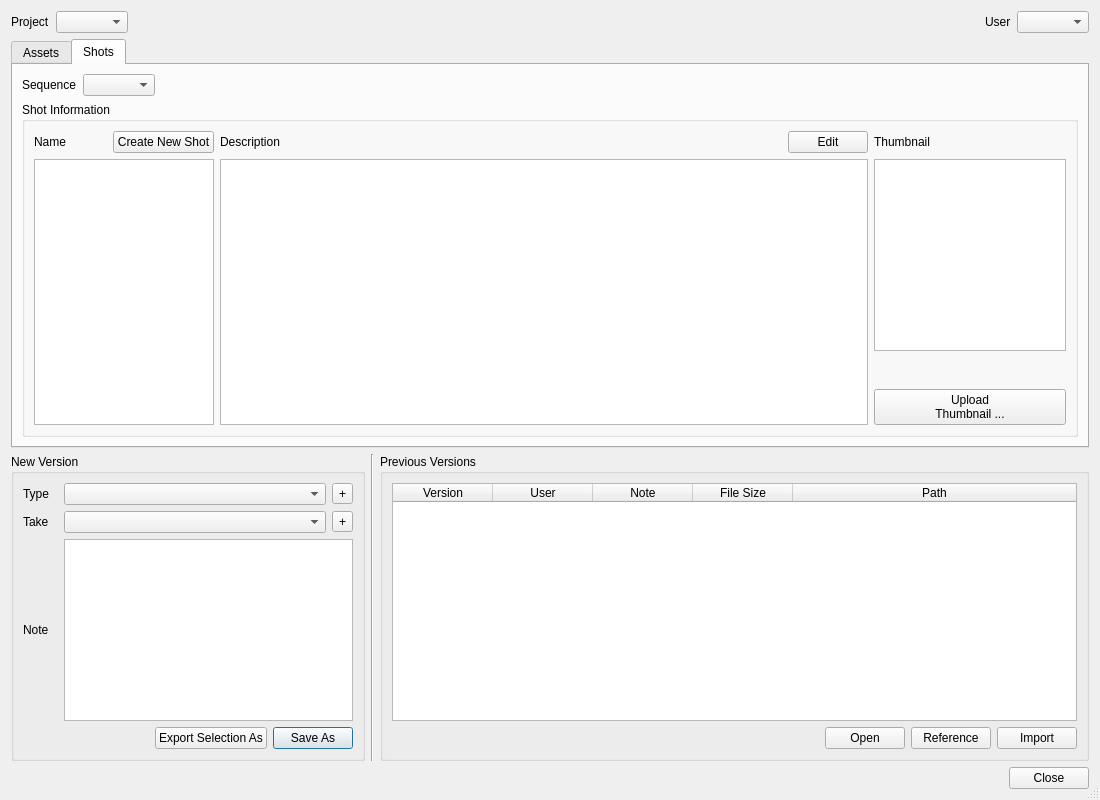
code-google-com/oyprojectmanager, file oyProjectManager/ui/version_creator.ui: the form before one commit.
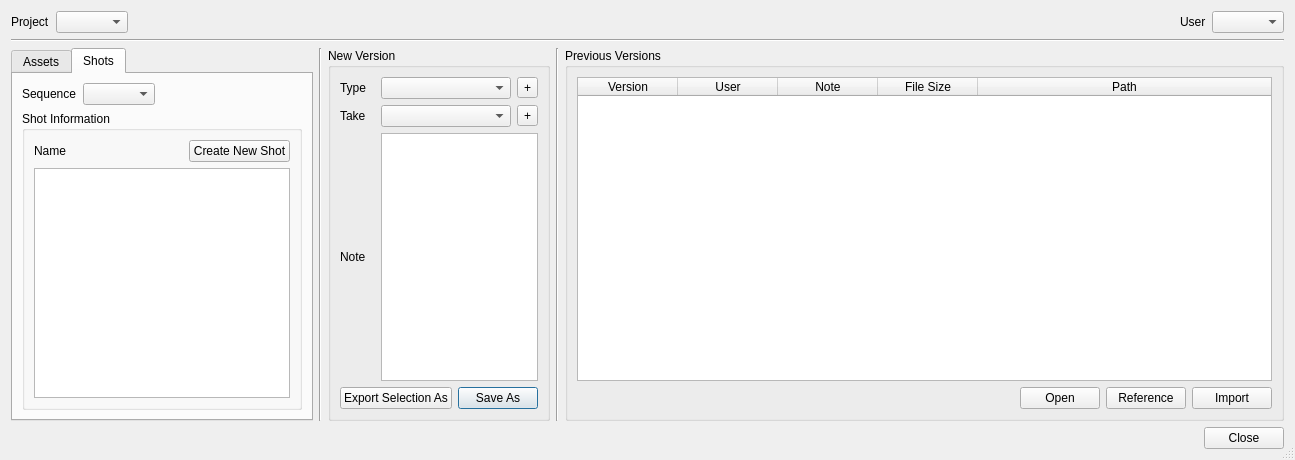
The form after the commit. The open tabs and pages were chosen to show the change.

Commit message: changed the version_creator ui a little bit

```diff
--- a/oyProjectManager/ui/version_creator.ui
+++ b/oyProjectManager/ui/version_creator.ui
@@ -9,8 +9,8 @@
    <rect>
     <x>0</x>
     <y>0</y>
-    <width>1100</width>
-    <height>800</height>
+    <width>1295</width>
+    <height>460</height>
    </rect>
   </property>
   <property name="sizePolicy">
@@ -45,7 +45,7 @@
        <number>0</number>
       </property>
       <item>
-       <layout class="QHBoxLayout" name="horizontalLayout_11" stretch="0,0,1,0,0">
+       <layout class="QHBoxLayout" name="horizontalLayout_11">
         <item>
          <widget class="QLabel" name="projects_label">
           <property name="text">
@@ -82,6 +82,15 @@
        </layout>
       </item>
       <item>
+       <widget class="Line" name="line_3">
+        <property name="orientation">
+         <enum>Qt::Horizontal</enum>
+        </property>
+       </widget>
+      </item>
+      <item>
+       <layout class="QHBoxLayout" name="horizontalLayout_14" stretch="0,1,2">
+        <item>
        <widget class="QTabWidget" name="tabWidget">
         <property name="enabled">
          <bool>true</bool>
@@ -113,7 +122,7 @@
             </property>
             <layout class="QVBoxLayout" name="verticalLayout_3">
              <item>
-              <layout class="QHBoxLayout" name="horizontalLayout_3" stretch="0,2">
+                <layout class="QHBoxLayout" name="horizontalLayout_3" stretch="0">
                <item>
                 <layout class="QVBoxLayout" name="verticalLayout_2">
                  <item>
@@ -157,159 +166,7 @@
                   </layout>
                  </item>
                  <item>
-                  <widget class="QListWidget" name="assets_listWidget">
-                   <property name="sizePolicy">
-                    <sizepolicy hsizetype="Expanding" vsizetype="Expanding">
-                     <horstretch>0</horstretch>
-                     <verstretch>0</verstretch>
-                    </sizepolicy>
-                   </property>
-                   <property name="minimumSize">
-                    <size>
-                     <width>180</width>
-                     <height>0</height>
-                    </size>
-                   </property>
-                   <property name="maximumSize">
-                    <size>
-                     <width>180</width>
-                     <height>16777215</height>
-                    </size>
-                   </property>
-                  </widget>
-                 </item>
-                </layout>
-               </item>
-               <item>
-                <layout class="QGridLayout" name="gridLayout" columnstretch="1,0">
-                 <property name="horizontalSpacing">
-                  <number>6</number>
-                 </property>
-                 <item row="0" column="1">
-                  <widget class="QLabel" name="asset_thumbnail_label">
-                   <property name="font">
-                    <font>
-                     <weight>50</weight>
-                     <bold>false</bold>
-                    </font>
-                   </property>
-                   <property name="text">
-                    <string>Thumbnail</string>
-                   </property>
-                  </widget>
-                 </item>
-                 <item row="1" column="1">
-                  <layout class="QVBoxLayout" name="verticalLayout_5" stretch="0,1,0">
-                   <item>
-                    <widget class="QGraphicsView" name="asset_thumbnail_graphicsView">
-                     <property name="sizePolicy">
-                      <sizepolicy hsizetype="Fixed" vsizetype="Expanding">
-                       <horstretch>0</horstretch>
-                       <verstretch>0</verstretch>
-                      </sizepolicy>
-                     </property>
-                     <property name="minimumSize">
-                      <size>
-                       <width>192</width>
-                       <height>192</height>
-                      </size>
-                     </property>
-                     <property name="maximumSize">
-                      <size>
-                       <width>192</width>
-                       <height>192</height>
-                      </size>
-                     </property>
-                     <property name="dragMode">
-                      <enum>QGraphicsView::NoDrag</enum>
-                     </property>
-                    </widget>
-                   </item>
-                   <item>
-                    <spacer name="verticalSpacer">
-                     <property name="orientation">
-                      <enum>Qt::Vertical</enum>
-                     </property>
-                     <property name="sizeType">
-                      <enum>QSizePolicy::Expanding</enum>
-                     </property>
-                     <property name="sizeHint" stdset="0">
-                      <size>
-                       <width>20</width>
-                       <height>40</height>
-                      </size>
-                     </property>
-                    </spacer>
-                   </item>
-                   <item>
-                    <widget class="QPushButton" name="upload_asset_thumbnail_pushButton">
-                     <property name="text">
-                      <string>Upload
-Thumbnail ...</string>
-                     </property>
-                    </widget>
-                   </item>
-                  </layout>
-                 </item>
-                 <item row="1" column="0">
-                  <widget class="QTextEdit" name="asset_description_textEdit">
-                   <property name="enabled">
-                    <bool>true</bool>
-                   </property>
-                   <property name="tabChangesFocus">
-                    <bool>true</bool>
-                   </property>
-                   <property name="readOnly">
-                    <bool>true</bool>
-                   </property>
-                   <property name="html">
-                    <string>&lt;!DOCTYPE HTML PUBLIC &quot;-//W3C//DTD HTML 4.0//EN&quot; &quot;http://www.w3.org/TR/REC-html40/strict.dtd&quot;&gt;
-&lt;html&gt;&lt;head&gt;&lt;meta name=&quot;qrichtext&quot; content=&quot;1&quot; /&gt;&lt;style type=&quot;text/css&quot;&gt;
-p, li { white-space: pre-wrap; }
-&lt;/style&gt;&lt;/head&gt;&lt;body style=&quot; font-family:'Ubuntu'; font-size:10pt; font-weight:400; font-style:normal;&quot;&gt;
-&lt;p style=&quot;-qt-paragraph-type:empty; margin-top:0px; margin-bottom:0px; margin-left:0px; margin-right:0px; -qt-block-indent:0; text-indent:0px; font-family:'Sans Serif'; font-size:9pt;&quot;&gt;&lt;/p&gt;&lt;/body&gt;&lt;/html&gt;</string>
-                   </property>
-                  </widget>
-                 </item>
-                 <item row="0" column="0">
-                  <layout class="QHBoxLayout" name="horizontalLayout_7">
-                   <item>
-                    <widget class="QLabel" name="asset_description_label">
-                     <property name="font">
-                      <font>
-                       <weight>50</weight>
-                       <bold>false</bold>
-                      </font>
-                     </property>
-                     <property name="text">
-                      <string>Description</string>
-                     </property>
-                    </widget>
-                   </item>
-                   <item>
-                    <spacer name="horizontalSpacer_5">
-                     <property name="orientation">
-                      <enum>Qt::Horizontal</enum>
-                     </property>
-                     <property name="sizeHint" stdset="0">
-                      <size>
-                       <width>40</width>
-                       <height>20</height>
-                      </size>
-                     </property>
-                    </spacer>
-                   </item>
-                   <item>
-                    <widget class="QPushButton" name="asset_description_edit_pushButton">
-                     <property name="text">
-                      <string>Edit</string>
-                     </property>
-                     <property name="checkable">
-                      <bool>true</bool>
-                     </property>
-                    </widget>
-                   </item>
-                  </layout>
+                    <widget class="QListWidget" name="assets_listWidget"/>
                  </item>
                 </layout>
                </item>
@@ -365,7 +222,7 @@
             </property>
             <layout class="QVBoxLayout" name="verticalLayout_8">
              <item>
-              <layout class="QHBoxLayout" name="horizontalLayout_12" stretch="0,2">
+                <layout class="QHBoxLayout" name="horizontalLayout_12" stretch="0">
                <item>
                 <layout class="QVBoxLayout" name="verticalLayout_9">
                  <item>
@@ -384,13 +241,10 @@
                     </widget>
                    </item>
                    <item>
-                    <spacer name="horizontalSpacer_8">
+                      <spacer name="horizontalSpacer_5">
                      <property name="orientation">
                       <enum>Qt::Horizontal</enum>
                      </property>
-                     <property name="sizeType">
-                      <enum>QSizePolicy::Maximum</enum>
-                     </property>
                      <property name="sizeHint" stdset="0">
                       <size>
                        <width>40</width>
@@ -412,176 +266,28 @@
                   </layout>
                  </item>
                  <item>
-                  <widget class="QListWidget" name="shots_listWidget">
-                   <property name="sizePolicy">
-                    <sizepolicy hsizetype="Expanding" vsizetype="Expanding">
-                     <horstretch>0</horstretch>
-                     <verstretch>0</verstretch>
-                    </sizepolicy>
-                   </property>
-                   <property name="minimumSize">
-                    <size>
-                     <width>180</width>
-                     <height>0</height>
-                    </size>
-                   </property>
-                   <property name="maximumSize">
-                    <size>
-                     <width>180</width>
-                     <height>16777215</height>
-                    </size>
-                   </property>
-                  </widget>
+                    <widget class="QListWidget" name="shots_listWidget"/>
                  </item>
                 </layout>
                </item>
-               <item>
-                <layout class="QGridLayout" name="gridLayout_2" columnstretch="1,0">
-                 <property name="horizontalSpacing">
-                  <number>6</number>
-                 </property>
-                 <item row="0" column="1">
-                  <widget class="QLabel" name="shot_thumbnail_label">
-                   <property name="font">
-                    <font>
-                     <weight>50</weight>
-                     <bold>false</bold>
-                    </font>
-                   </property>
-                   <property name="text">
-                    <string>Thumbnail</string>
-                   </property>
-                  </widget>
-                 </item>
-                 <item row="1" column="1">
-                  <layout class="QVBoxLayout" name="verticalLayout_10">
-                   <property name="topMargin">
-                    <number>0</number>
-                   </property>
-                   <item>
-                    <widget class="QGraphicsView" name="shot_thumbnail_graphicsView">
-                     <property name="sizePolicy">
-                      <sizepolicy hsizetype="Fixed" vsizetype="Expanding">
-                       <horstretch>0</horstretch>
-                       <verstretch>0</verstretch>
-                      </sizepolicy>
-                     </property>
-                     <property name="minimumSize">
-                      <size>
-                       <width>192</width>
-                       <height>192</height>
-                      </size>
-                     </property>
-                     <property name="maximumSize">
-                      <size>
-                       <width>192</width>
-                       <height>192</height>
-                      </size>
-                     </property>
-                     <property name="dragMode">
-                      <enum>QGraphicsView::NoDrag</enum>
-                     </property>
-                    </widget>
+                </layout>
+               </item>
+              </layout>
+             </widget>
+            </item>
+           </layout>
+          </widget>
+         </widget>
                    </item>
                    <item>
-                    <spacer name="verticalSpacer_2">
+         <widget class="Line" name="line_2">
                      <property name="orientation">
                       <enum>Qt::Vertical</enum>
                      </property>
-                     <property name="sizeType">
-                      <enum>QSizePolicy::Expanding</enum>
-                     </property>
-                     <property name="sizeHint" stdset="0">
-                      <size>
-                       <width>20</width>
-                       <height>40</height>
-                      </size>
-                     </property>
-                    </spacer>
-                   </item>
-                   <item>
-                    <widget class="QPushButton" name="upload_shot_thumbnail_pushButton">
-                     <property name="text">
-                      <string>Upload
-Thumbnail ...</string>
-                     </property>
-                    </widget>
-                   </item>
-                  </layout>
-                 </item>
-                 <item row="1" column="0">
-                  <widget class="QTextEdit" name="shot_description_textEdit">
-                   <property name="enabled">
-                    <bool>true</bool>
-                   </property>
-                   <property name="tabChangesFocus">
-                    <bool>true</bool>
-                   </property>
-                   <property name="readOnly">
-                    <bool>true</bool>
-                   </property>
-                   <property name="html">
-                    <string>&lt;!DOCTYPE HTML PUBLIC &quot;-//W3C//DTD HTML 4.0//EN&quot; &quot;http://www.w3.org/TR/REC-html40/strict.dtd&quot;&gt;
-&lt;html&gt;&lt;head&gt;&lt;meta name=&quot;qrichtext&quot; content=&quot;1&quot; /&gt;&lt;style type=&quot;text/css&quot;&gt;
-p, li { white-space: pre-wrap; }
-&lt;/style&gt;&lt;/head&gt;&lt;body style=&quot; font-family:'Ubuntu'; font-size:10pt; font-weight:400; font-style:normal;&quot;&gt;
-&lt;p style=&quot;-qt-paragraph-type:empty; margin-top:0px; margin-bottom:0px; margin-left:0px; margin-right:0px; -qt-block-indent:0; text-indent:0px; font-family:'Sans Serif'; font-size:9pt;&quot;&gt;&lt;/p&gt;&lt;/body&gt;&lt;/html&gt;</string>
-                   </property>
-                  </widget>
-                 </item>
-                 <item row="0" column="0">
-                  <layout class="QHBoxLayout" name="horizontalLayout_14">
+         </widget>
+        </item>
                    <item>
-                    <widget class="QLabel" name="shot_description_label">
-                     <property name="font">
-                      <font>
-                       <weight>50</weight>
-                       <bold>false</bold>
-                      </font>
-                     </property>
-                     <property name="text">
-                      <string>Description</string>
-                     </property>
-                    </widget>
-                   </item>
-                   <item>
-                    <spacer name="horizontalSpacer_9">
-                     <property name="orientation">
-                      <enum>Qt::Horizontal</enum>
-                     </property>
-                     <property name="sizeHint" stdset="0">
-                      <size>
-                       <width>40</width>
-                       <height>20</height>
-                      </size>
-                     </property>
-                    </spacer>
-                   </item>
-                   <item>
-                    <widget class="QPushButton" name="shot_description_edit_pushButton">
-                     <property name="text">
-                      <string>Edit</string>
-                     </property>
-                     <property name="checkable">
-                      <bool>true</bool>
-                     </property>
-                    </widget>
-                   </item>
-                  </layout>
-                 </item>
-                </layout>
-               </item>
-              </layout>
-             </item>
-            </layout>
-           </widget>
-          </item>
-         </layout>
-        </widget>
-       </widget>
-      </item>
-      <item>
-       <layout class="QHBoxLayout" name="horizontalLayout_10" stretch="1,0,2">
+         <layout class="QHBoxLayout" name="horizontalLayout_10" stretch="1,0,4">
         <item>
          <widget class="QGroupBox" name="new_version_groupBox">
           <property name="title">
@@ -836,6 +542,8 @@
         </item>
        </layout>
       </item>
+       </layout>
+      </item>
       <item>
        <layout class="QHBoxLayout" name="horizontalLayout_8">
         <item>
```
Left out of the diff: 9 changed lines with no effect on the pictures. Lines whose indentation alone changed are shown as unchanged. The commit also changes 7 other files.
